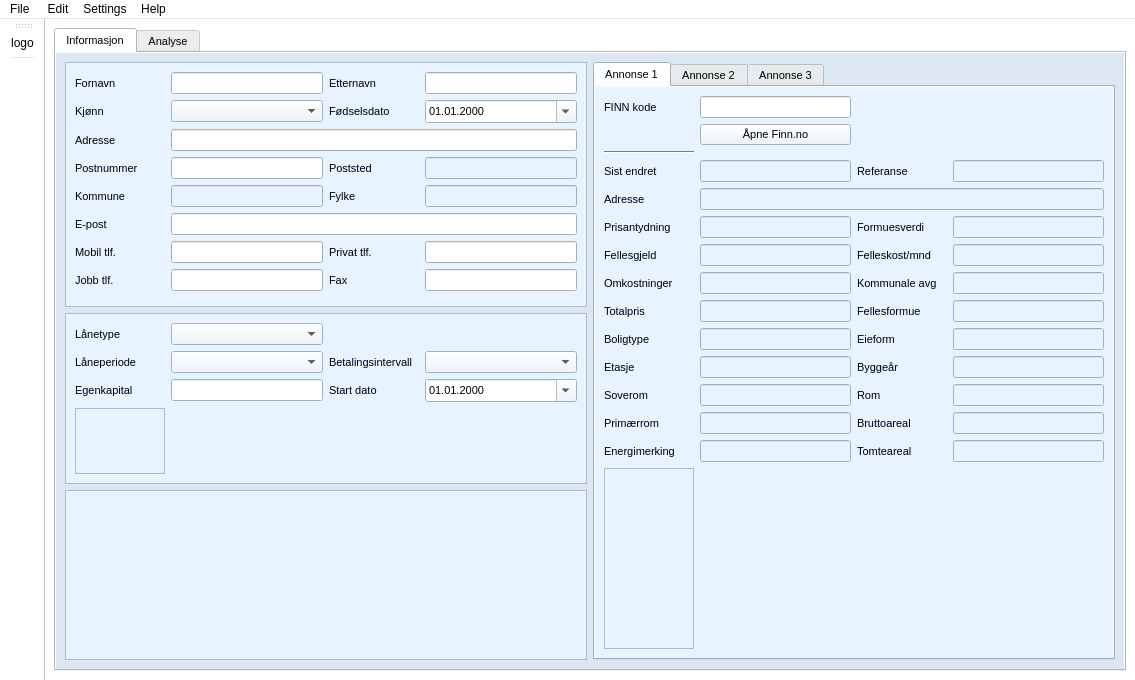
This is source/ui/views/forms/home.ui in seemir/stressa as Qt 5 draws it before an edit. The edited form follows.
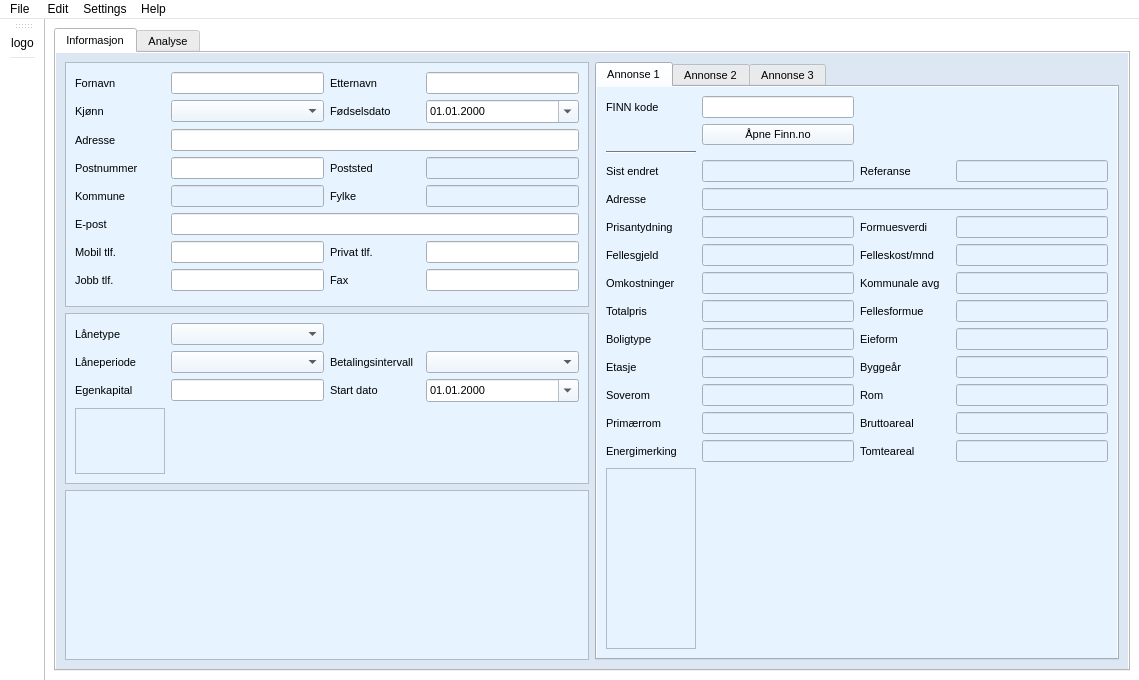
This is the edited form. Icons and pictures are not drawn.

Commit message:
Updates to Finn-forms in gui
- Added possibility to import information from three housing ads into application from the `gui`.
- Moved some variable declarations from views into `settings.py` file. This includes `LINE_EDITS`and `FIELDS` for combo boxes.
- Lastly included `@pyqtSlot()` in slot methods in `Error` and `Home` classes. Apparently, this reducing the amount of memory used and is slightly faster, see  https://www.riverbankcomputing.com/static/Docs/PyQt5/signals_slots.html#PyQt5.QtCore.pyqtSlot.

Patch:
```diff
--- a/source/ui/views/forms/home.ui
+++ b/source/ui/views/forms/home.ui
@@ -6,7 +6,7 @@
    <rect>
     <x>0</x>
     <y>0</y>
-    <width>1135</width>
+    <width>1139</width>
     <height>680</height>
    </rect>
   </property>
@@ -6586,7 +6586,7 @@
     <rect>
      <x>0</x>
      <y>0</y>
-     <width>1135</width>
+     <width>1139</width>
      <height>21</height>
     </rect>
    </property>
```
Left out of the diff: 2 changed lines with no effect on the pictures. The commit also changes 3 other files.
